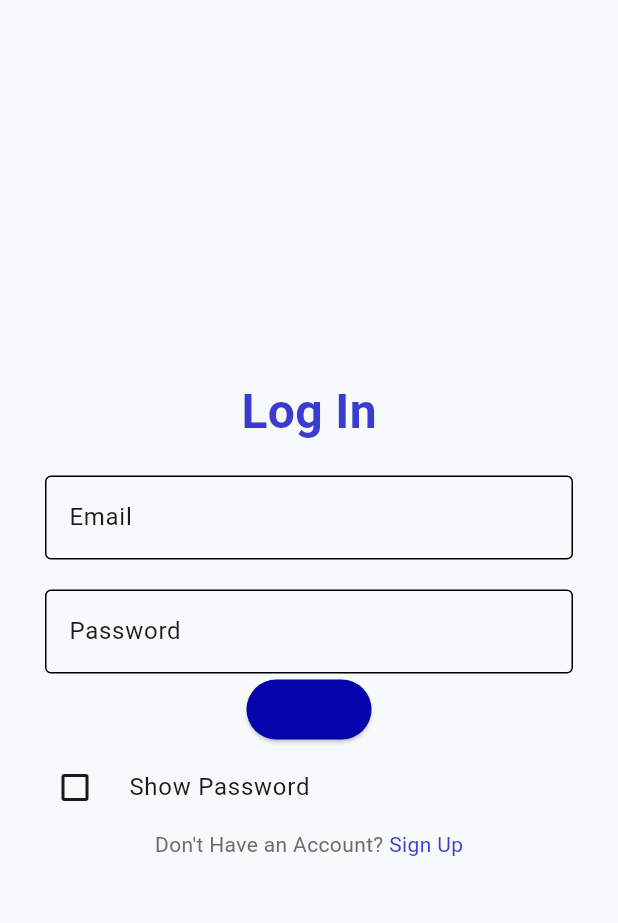
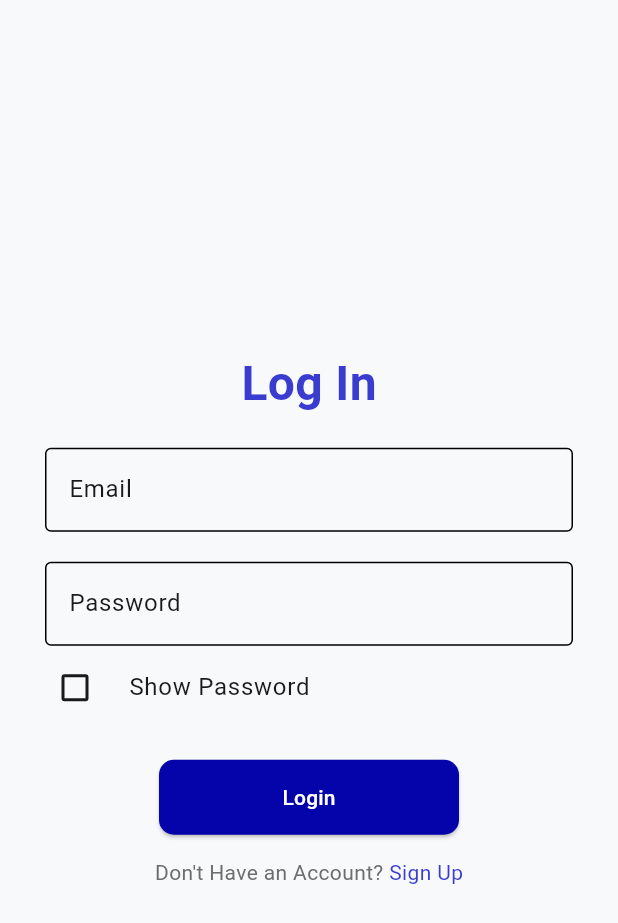
Before and after one commit to GiuseppePastena23/UnisaEat-Application, a Flutter app: the screen it shows after launch, on a phone screen of 412 x 824 dp. Shown: the top 923 px of the screen. Run offline on Flutter 3.47's test engine with Material 3 defaults, Android fonts, the light colour scheme and no system bars; our stand-ins replace dartz, dio, flutter_bloc, flutter_secure_storage, get_it, jwt_decoder and 1 more.

Commit message:
Add AuthService and profile app bar, improve login flow
Introduced AuthService for secure token management using flutter_secure_storage and jwt_decoder. Updated AuthRepository to use AuthService instead of SharedPreferences. Added ProfileAppBar widget and integrated it into the HomePage. Improved login button styling and navigation to HomePage on successful login. Registered new services in service_locator and updated dependencies in pubspec.yaml.

```diff
--- a/unisa_eat_2/lib/core/configs/constants/api_url.dart
+++ b/unisa_eat_2/lib/core/configs/constants/api_url.dart
@@ -4,6 +4,6 @@ class ApiUrl {
 
   static const apiVersion = 'api/v1/';
 
-  static const login = '$apiVersion/auth/login';
+  static const login = '${apiVersion}auth/login';
 
 }
--- a/unisa_eat_2/lib/core/configs/theme/app_theme.dart
+++ b/unisa_eat_2/lib/core/configs/theme/app_theme.dart
@@ -34,7 +34,9 @@ class AppTheme {
       elevatedButtonTheme: ElevatedButtonThemeData(
         style: ElevatedButton.styleFrom(
           backgroundColor: AppColors.primaryBlue,
-          foregroundColor: AppColors.buttonTextLight,
+          shape: RoundedRectangleBorder(
+            borderRadius: BorderRadius.circular(10),
+          ),
         ),
       ),
     );
--- a/unisa_eat_2/lib/core/network/interceptors.dart
+++ b/unisa_eat_2/lib/core/network/interceptors.dart
@@ -1,9 +1,10 @@
 import 'package:dio/dio.dart';
 import 'package:logger/logger.dart';
+import 'package:unisa_eat_2/service_locator.dart';
 
 /// This interceptor is used to show request and response logs
 class LoggerInterceptor extends Interceptor {
-  Logger logger = Logger(printer: PrettyPrinter(methodCount: 0, colors: true,printEmojis: true));
+  Logger logger = sl<Logger>();
 
   @override
   void onError( DioException err, ErrorInterceptorHandler handler) {
--- a/unisa_eat_2/lib/core/usecase/usecase.dart
+++ b/unisa_eat_2/lib/core/usecase/usecase.dart
@@ -1,3 +1,4 @@
+// ignore: avoid_types_as_parameter_names
 abstract class Usecase<Type, Params> {
 
   Future<Type> call({Params params});
--- a/unisa_eat_2/lib/main.dart
+++ b/unisa_eat_2/lib/main.dart
@@ -16,12 +16,12 @@ class MainApp extends StatelessWidget {
 
   @override
   Widget build(BuildContext context) {
-    ThemeMode _themeMode = ThemeMode.light;
+    ThemeMode themeMode = ThemeMode.light;
 
     return MaterialApp(
       theme: AppTheme.lightTheme,
       darkTheme: AppTheme.darkTheme,
-      themeMode: _themeMode,
+      themeMode: themeMode,
       home: BlocProvider(create: (context) => LoginCubit(),
       child: LoginPage()),
     );
--- a/unisa_eat_2/lib/presentation/auth/pages/login.dart
+++ b/unisa_eat_2/lib/presentation/auth/pages/login.dart
@@ -7,6 +7,7 @@ import 'package:unisa_eat_2/data/auth/models/log_in_params.dart';
 import 'package:unisa_eat_2/presentation/auth/bloc/login_cubit.dart';
 import 'package:unisa_eat_2/presentation/auth/bloc/login_state.dart';
 import 'package:unisa_eat_2/presentation/auth/pages/signup.dart';
+import 'package:unisa_eat_2/presentation/home/pages/home.dart';
 
 class LoginPage extends StatefulWidget {
   const LoginPage({super.key});
@@ -27,12 +28,12 @@ class _LoginPageState extends State<LoginPage> {
         listener: (BuildContext context, state) {
           if (state is LoginFailure) {
             ScaffoldMessenger.of(context).showSnackBar(
-              SnackBar(content: Text('${state.error}')),
+              SnackBar(content: Text(state.error)),
             );
           } else if (state is LoginSuccess) {
-            ScaffoldMessenger.of(context).showSnackBar(
-              const SnackBar(content: Text('Login Successful')),
-            );
+
+            AppNavigation.pushReplacement(context, HomePage());
+
             // Navigate to home or another page if needed
           }
         },
@@ -47,8 +48,10 @@ class _LoginPageState extends State<LoginPage> {
                 _emailField(),
                 const SizedBox(height: 20),
                 _passwordField(),
+                _showPasswordCheckbox(),
+                const SizedBox(height: 20),
                 _loginButton(context),
-                _showPasswordCheckbox(),
+                const SizedBox(height: 15),
                 _signupText()
               ],
             ),
@@ -59,15 +62,27 @@ class _LoginPageState extends State<LoginPage> {
   }
 
   Widget _loginButton(BuildContext context) {
-    return ElevatedButton(onPressed: () {
-    context.read<LoginCubit>().login(
-      LogInParams(
-        email: _emailController.text,
-        password: _passwordController.text,
+    return Container(
+      width: 200,
+      height: 50,
+
+      child: ElevatedButton(
+        onPressed: () {
+          context.read<LoginCubit>().login(
+            LogInParams(
+              email: _emailController.text,
+              password: _passwordController.text,
+            ),
+          );
+        },
+        style: ElevatedButton.styleFrom(
+          shape: RoundedRectangleBorder(
+            borderRadius: BorderRadius.circular(10),
+        )),
+
+        child: Text('Login', style: TextStyle(color: Colors.white),),
       ),
     );
-  },
-  child: const Text('Login'),);
   }
 
   Widget _loginText() {
--- a/unisa_eat_2/pubspec.yaml
+++ b/unisa_eat_2/pubspec.yaml
@@ -15,6 +15,8 @@ dependencies:
   dartz:
   logger:
   shared_preferences:
+  flutter_secure_storage:
+  jwt_decoder:
 
 dev_dependencies:
   flutter_test:
```
Also changed, not shown: unisa_eat_2/lib/core/services/auth_service.dart (added, +40 -0 lines), unisa_eat_2/lib/data/auth/repositories/auth_repository.dart (+4 -3 lines), unisa_eat_2/lib/data/auth/sources/auth_api_service.dart (+5 -3 lines), unisa_eat_2/lib/presentation/home/pages/home.dart (+5 -3 lines), unisa_eat_2/lib/presentation/shared/widget/profile_appbar.dart (added, +27 -0 lines), unisa_eat_2/lib/service_locator.dart (+13 -1 lines), unisa_eat_2/lib/presentation/shared/bloc/user_profile_cubit.dart (added), unisa_eat_2/lib/presentation/shared/bloc/user_profile_state.dart (added), 1 other file.
